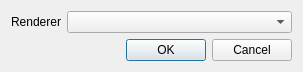
This is tools/worldeditor/ui/RendererSelectDialog.ui in AeonGames/AeonEngine as Qt 5 draws it before an edit. The edited form follows.
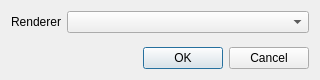
This is the edited form.

What changed in the file:
```diff
--- a/tools/worldeditor/ui/RendererSelectDialog.ui
+++ b/tools/worldeditor/ui/RendererSelectDialog.ui
@@ -6,8 +6,8 @@
    <rect>
     <x>0</x>
     <y>0</y>
-    <width>303</width>
-    <height>69</height>
+    <width>320</width>
+    <height>80</height>
    </rect>
   </property>
   <property name="windowTitle">
```
